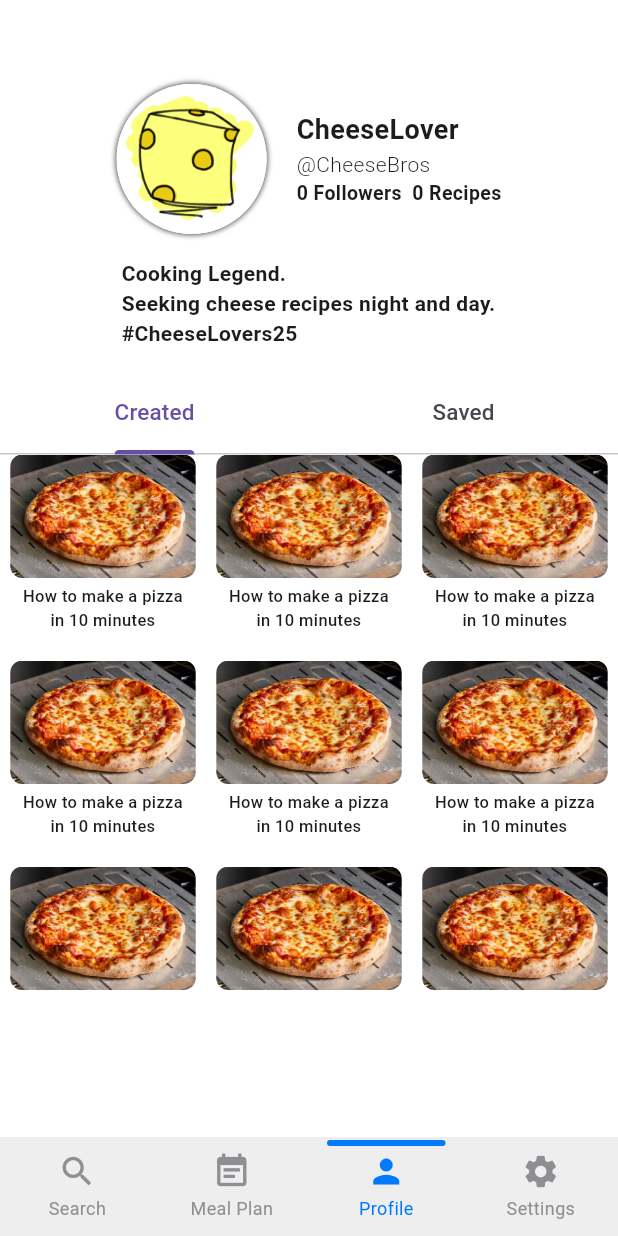
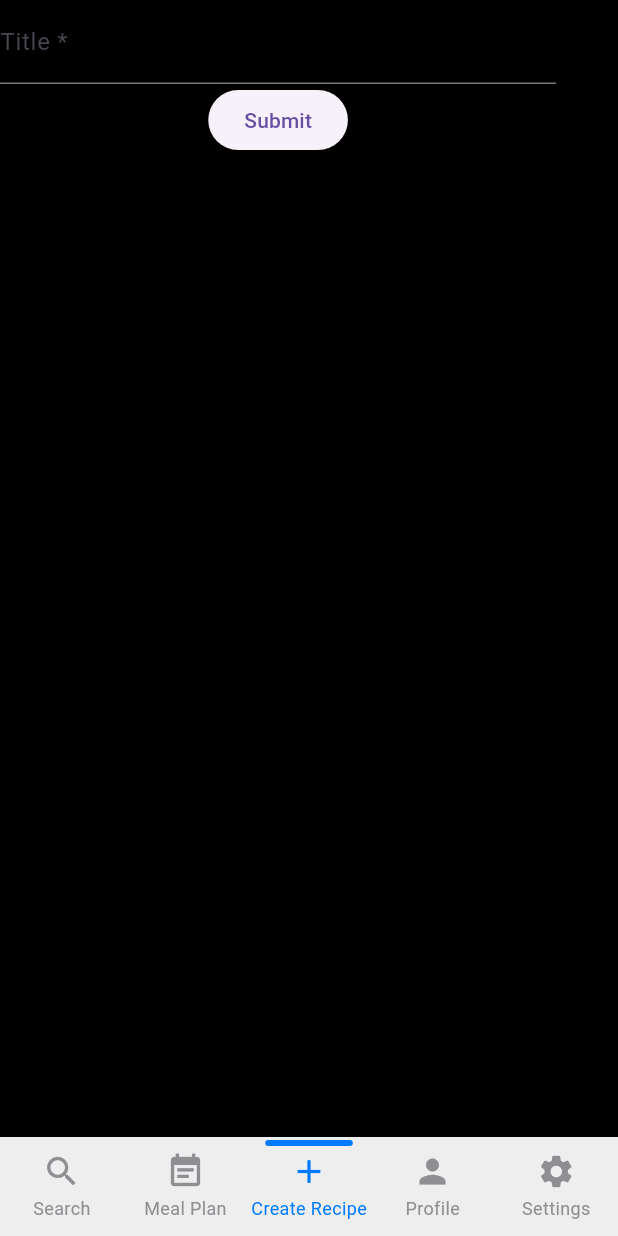
Before and after one commit to TheCheeseMeister/Take-a-Bite, a Flutter app: the NavBar screen opened by its route, item 3 of the bottom bar chosen, on a phone screen of 412 x 824 dp. Run offline on Flutter 3.47's test engine with Material 3 defaults, Android fonts, the phone set to English and light mode, and no system bars; drawn by our look-alikes of persistent_bottom_nav_bar.

Commit message:
Added Create Recipe page.
Added Create Recipe page to center of navbar for creating a new recipe. Also added basic form functionality to get details of recipe.

```diff
--- /dev/null
+++ b/lib/nav_pages/create_recipe.dart
@@ -0,0 +1,74 @@
+import 'package:flutter/material.dart';
+
+class CreateRecipe extends StatefulWidget {
+  const CreateRecipe({super.key});
+
+  @override
+  State<CreateRecipe> createState() => _CreateRecipeState();
+}
+
+// Rough form as base for page (for now)
+class _CreateRecipeState extends State<CreateRecipe> {
+  final formKey = GlobalKey<FormState>();
+  final titleController = TextEditingController();
+
+  @override
+  Widget build(BuildContext context) {
+    return FractionallySizedBox(
+      widthFactor: 0.9,
+      heightFactor: 0.9,
+      child: Form(
+        key: formKey,
+        child: Column(
+          children: [
+            // Title of Recipe
+            TextFormField(
+              controller: titleController,
+              decoration: const InputDecoration(
+                labelText: "Title *",
+              ),
+              validator: (String? value) {
+                return (value != null && value != "") ? null : "A title is required.";
+              }
+            ),
+            // Subtitle/text
+            // Ingredients (proportions too)
+            // Prep Time / Cook Time / Serving Size
+            // Instructions
+            ElevatedButton(
+              onPressed: () {
+                if (formKey.currentState!.validate()) {
+                  showDialog<String>(
+                    context: context,
+                    builder: (BuildContext context) => Dialog(
+                      child: Padding(
+                        padding: const EdgeInsets.all(8),
+                        child: Column(
+                          mainAxisSize: MainAxisSize.min,
+                          mainAxisAlignment: MainAxisAlignment.center,
+                          children: [
+                            const Text("Recipe successfuly created (soon)"),
+                            const SizedBox(height: 15),
+                            const Text("Current Values:"),
+                            Text("Title: ${titleController.text}"),
+                            TextButton(
+                              onPressed: () {
+                                Navigator.pop(context);
+                              },
+                              child: const Text("Close"),
+                            ),
+                          ],
+                        ),
+                      ),
+                    ),
+                  );
+                }
+              },
+              child: const Text("Submit"),
+            ),
+          ]
+        ),
+      ),
+    );
+  }
+}
--- a/lib/nav_pages/search.dart
+++ b/lib/nav_pages/search.dart
@@ -16,7 +16,8 @@ class Search extends StatelessWidget {
             const Padding(
               padding: EdgeInsets.fromLTRB(0, 48, 0, 0),
               // Would-be search bar
-              child: Text("Search/Home Page (this would be search bar)"),
+              child: Text("Search bar not finished"),
+              //child: RecipeSearch(),
             ),
             RecipeCard(), // Should be list of RecipeCards that match result (0 or more)
           ],
@@ -25,6 +26,58 @@ class Search extends StatelessWidget {
     );
   }
 }
+
+// Search Bar
+/*class RecipeSearch extends StatefulWidget {
+  const RecipeSearch({super.key});
+
+  @override
+  State<RecipeSearch> createState() => _RecipeSearchState();
+}
+
+class _RecipeSearchState extends State<RecipeSearch> {
+  @override
+  Widget build(BuildContext context) {
+    return PopScope(
+      onPopInvokedWithResult: (didPop, result) {
+        FocusScope.of(context).unfocus();
+      },
+      child: SearchAnchor(
+        /*viewOnChanged: (value) {
+          FocusScope.of(context).unfocus();
+        },*/
+        isFullScreen: false,
+        builder: (BuildContext context, SearchController controller) {
+          return SearchBar(
+            controller: controller,
+            onTap: () {
+              controller.openView();
+            },
+            onChanged: (_) {
+              controller.openView();
+            },
+            leading: const Icon(Icons.search),
+          );
+        },
+        suggestionsBuilder: (BuildContext context, SearchController controller) {
+          return List<ListTile>.generate(5, (int index) {
+            final String item = 'item $index';
+            return ListTile(
+              title: Text(item),
+              onTap: () {
+                setState(() {
+                  controller.closeView(item);
+                  //FocusManager.instance.primaryFocus?.unfocus();
+                  FocusScope.of(context).unfocus();
+                });
+              }
+            );
+          });
+        },
+      ),
+    );
+  }
+}*/
 
 // Recipe displayed on Search Page
 class RecipeCard extends StatelessWidget {
--- a/lib/navbar.dart
+++ b/lib/navbar.dart
@@ -1,4 +1,5 @@
 import 'package:flutter/material.dart';
+import 'package:take_a_bite/nav_pages/create_recipe.dart';
 import 'package:take_a_bite/nav_pages/search.dart';
 import 'package:take_a_bite/nav_pages/meal_plan.dart';
 import 'package:take_a_bite/nav_pages/profile.dart';
@@ -34,6 +35,7 @@ class _NavBarState extends State<NavBar> {
       screens: [
         const Search(),
         const MealPlan(),
+        const CreateRecipe(),
         Profile(
           profileImage: profileImage,
           displayName: displayName,
@@ -55,6 +57,13 @@ class _NavBarState extends State<NavBar> {
         PersistentBottomNavBarItem(
           icon: const Icon(Icons.event_note),
           title: "Meal Plan",
+          routeAndNavigatorSettings: const RouteAndNavigatorSettings(
+            initialRoute: "/",
+          ),
+        ),
+        PersistentBottomNavBarItem(
+          icon: const Icon(Icons.add),
+          title: "Create Recipe",
           routeAndNavigatorSettings: const RouteAndNavigatorSettings(
             initialRoute: "/",
           ),
```
